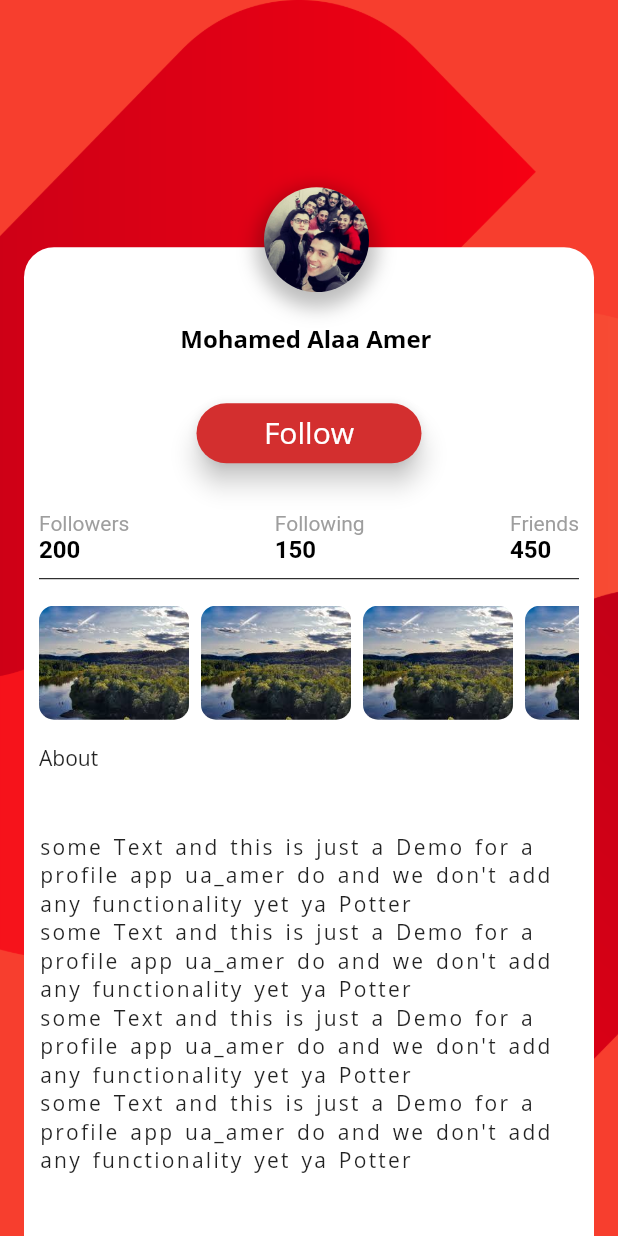
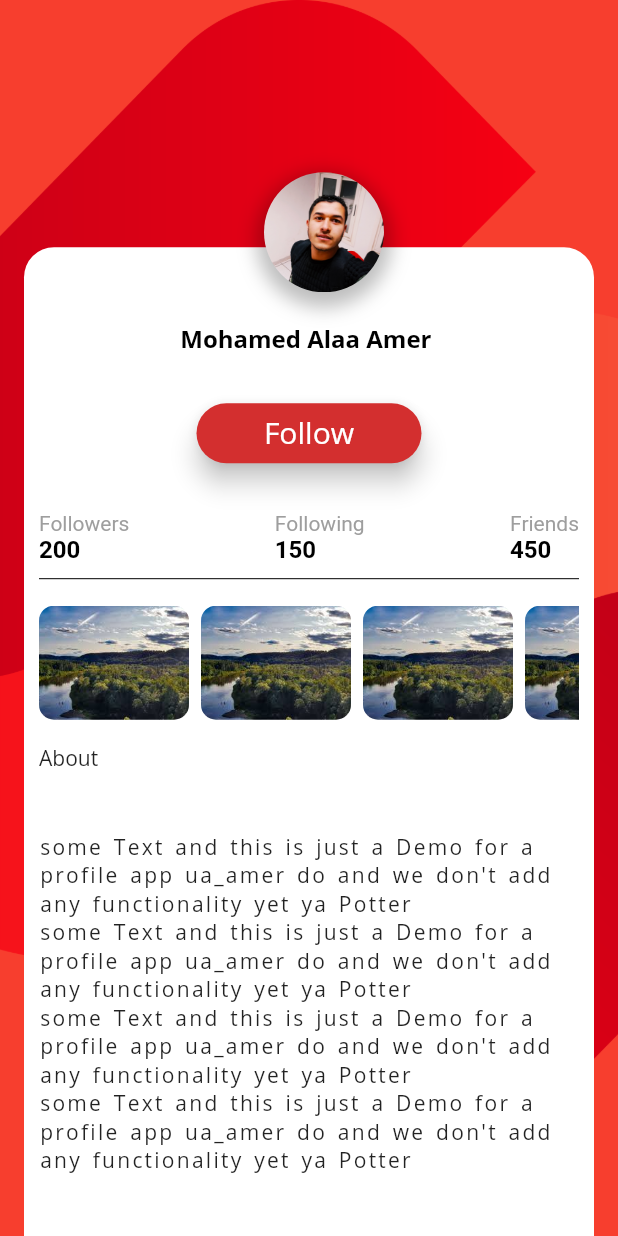
Before and after one commit to Mo-Amer213/profile_app, a Flutter app: the ProfileThree screen opened directly, on a phone screen of 412 x 824 dp. Run offline on Flutter 3.47's test engine with Material 2 defaults, Android fonts, the phone set to English and light mode, and no system bars; our stand-ins replace flutter_custom_clippers, flutter_svg, font_awesome_flutter.

Commit message:
building Profile Four

```diff
--- a/lib/profiles/profile_1/profile_1.dart
+++ b/lib/profiles/profile_1/profile_1.dart
@@ -32,7 +32,6 @@ class _ProfileOneState extends State<ProfileOne> {
       });
     });
   }
-
   @override
   Widget build(BuildContext context) {
     return Theme(
--- a/lib/profiles/profile_3/profile_3.dart
+++ b/lib/profiles/profile_3/profile_3.dart
@@ -2,6 +2,7 @@ import 'package:flutter/material.dart';
 import 'package:profile_app/profiles/profile_1/profile_provider.dart';
 import 'package:profile_app/profiles/profile_3/profile_provider.dart';
 import 'package:profile_app/profiles/profile_3/user.dart';
+import 'package:profile_app/profiles/profile_4/profile_4.dart';
 
 class ProfileThree extends StatefulWidget {
   @override
@@ -10,7 +11,26 @@ class ProfileThree extends StatefulWidget {
 
 class _ProfileThreeState extends State<ProfileThree> {
   Profile profileThree = ProfileProviderThree.getProfile();
+bool visible=false;
+bool visible2=false;
+@override
+  void initState() {
+    super.initState();
+setState(() {
+  Future.delayed(Duration(milliseconds: 500),(){
+    setState(() {
+      visible=true;
+    });
+  }).then( (value){
+    setState(() {
+      Future.delayed(Duration(milliseconds: 100),(){
+        visible2=true;
+      });
+    });
+  } );
+});
 
+  }
   @override
   Widget build(BuildContext context) {
     return Theme(
@@ -39,35 +59,19 @@ class _ProfileThreeState extends State<ProfileThree> {
                         height: 20,
                         color: Colors.black,
                       ),
-                      Container(
-                        width: double.infinity,
-                        height: 100,
-                        child: ListView(
-                          scrollDirection: Axis.horizontal,
-                          children: List.generate(
-                              10,
-                              (index) => Container(
-                                    margin: EdgeInsets.only(bottom: 16,top: 8,right: 8),
-                                    width: 100,
-                                    height: 100,
-                                    decoration: BoxDecoration(
-                                    borderRadius: BorderRadius.all(Radius.circular(10)),
-                                      image: DecorationImage(
-                                          image: ExactAssetImage(
-                                              'assets/images/photo3.jpg'),
-                                          fit: BoxFit.cover),
-                                    ),
-                                  )).toList(),
-                        ),
-                      ),
+                      buildListViewPictures(),
                       Column(crossAxisAlignment: CrossAxisAlignment.start,
                         children: <Widget>[
                           Text('About'),
                           SizedBox(height:40,),
-                          Text("some Text and this is just a Demo for a profile app ua_amer do and we don't add any functionality yet ya Potter\n"
+                          AnimatedOpacity(
+                            duration: Duration(milliseconds: 300),
+                            opacity: visible?1:0,
+                            child: Text("some Text and this is just a Demo for a profile app ua_amer do and we don't add any functionality yet ya Potter\n"
                                 "some Text and this is just a Demo for a profile app ua_amer do and we don't add any functionality yet ya Potter\n"
                                 "some Text and this is just a Demo for a profile app ua_amer do and we don't add any functionality yet ya Potter\n"
-                              "some Text and this is just a Demo for a profile app ua_amer do and we don't add any functionality yet ya Potter\n",style: TextStyle(fontFamily: 'openSan',wordSpacing: 2,letterSpacing: 1.5),)
+                                "some Text and this is just a Demo for a profile app ua_amer do and we don't add any functionality yet ya Potter\n",style: TextStyle(fontFamily: 'openSan',wordSpacing: 2,letterSpacing: 1.5),),
+                          )
                         ],
                       )
                     ],
@@ -82,16 +86,60 @@ class _ProfileThreeState extends State<ProfileThree> {
                 ),
               ),
             ),
-            Positioned(
-                top: MediaQuery.of(context).size.height*0.2-40,
+            buildCircularAvatarContainerProfile3(context),
+          ],
+        ),
+      ),
+    );
+  }
+
+  Widget buildListViewPictures() {
+    return Container(
+                      width: double.infinity,
+                      height: 100,
+                      child: ListView(
+                        scrollDirection: Axis.horizontal,
+                        children: List.generate(
+                            10,
+                            (index) => AnimatedContainer(
+                              curve: Curves.bounceOut,
+                              duration: Duration(milliseconds: 400),
+                                  margin: EdgeInsets.only(bottom: 16,top: 8,right: 8),
+                                  width: 100,
+                                  height: 100,
+                                  decoration: BoxDecoration(
+                                  borderRadius: BorderRadius.all(Radius.circular(10)),
+                                    image: DecorationImage(
+                                        image: ExactAssetImage(
+                                            'assets/images/photo3.jpg'),
+                                        fit: BoxFit.cover),
+                                  ),
+                                )).toList(),
+                      ),
+                    );
+  }
+
+  Widget buildCircularAvatarContainerProfile3(BuildContext context) {
+    double firstPosition=MediaQuery.of(context).size.height*0.2;
+    double secondPosition=MediaQuery.of(context).size.height*0.2-50;
+
+    return AnimatedPositioned(
+              duration: Duration(milliseconds: 200),
+              top: visible?secondPosition:firstPosition,
               left: MediaQuery.of(context).size.width / 2 - 30,
 //              right: MediaQuery.of(context).size.width/2-50,
+              child: GestureDetector(
+                onTap: (){
+                  Navigator.push(context, MaterialPageRoute(builder: (context){
+                    return ProfileFour();
+                  }));
+                },
                 child: Container(
-                  height: 70,
-                  width: 70,
+                  height: 80,
+                  width: 80,
                   decoration: BoxDecoration(
                       image: DecorationImage(
-                          image: ExactAssetImage('assets/images/photo1.jpg'),
+                          image: ExactAssetImage('assets/images/photo2.jpg'),
                           fit: BoxFit.cover),
                       shape: BoxShape.circle,
                       boxShadow: [
@@ -104,15 +152,14 @@ class _ProfileThreeState extends State<ProfileThree> {
 //                child: CircleAvatar(
 //                  radius: 35,
 //                  backgroundImage: AssetImage('assets/images/photo2.jpg',),),
-                )),
-          ],
                 ),
-      ),
-    );
+              ));
   }
 
-  Container buildBackgroundContainerProfile3(BuildContext context) {
-    return Container(
+  Widget buildBackgroundContainerProfile3(BuildContext context) {
+    return AnimatedContainer(
+      duration: Duration(milliseconds: 200),
+            curve: Curves.bounceOut,
             height: MediaQuery.of(context).size.height,
             width: MediaQuery.of(context).size.width,
             decoration: BoxDecoration(
@@ -174,23 +221,29 @@ class _ProfileThreeState extends State<ProfileThree> {
     );
   }
 
-  Text buildProfileName() {
-    return Text(
+  Widget buildProfileName() {
+    return AnimatedOpacity(
+     duration: Duration(milliseconds: 200),
+      opacity: visible?1:0,
+      child: Text(
         profileThree.user.name,
         style: TextStyle(
             color: Colors.black,
             fontFamily: 'openSan',
-          fontSize: 16,
+            fontSize: visible?16:8,
             fontWeight: FontWeight.bold),
+      ),
     );
   }
 
   Widget buildFollowBtn() {
-    return Padding(
-      padding: const EdgeInsets.symmetric(vertical: 32),
+
+    return AnimatedPadding(
+      duration: Duration(milliseconds: 500),
+      padding: visible?const EdgeInsets.symmetric(vertical: 32):const EdgeInsets.symmetric(vertical:8),
       child: SizedBox(
         width: 150,
-        height: 40,
+        height:40,
         child: RaisedButton(
           elevation: 7,
           shape: RoundedRectangleBorder(
--- /dev/null
+++ b/lib/profiles/profile_4/user.dart
@@ -0,0 +1,11 @@
+import 'package:flutter/material.dart';
+class User {
+  String name, address, about,photography;
+  User({this.name,this.address,this.about,this.photography});
+}
+
+class Profile{
+  User user;
+  int follower,following,friends;
+  Profile({this.user,this.follower,this.following,this.friends});
+}
```
Also changed, not shown: lib/profiles/profile_4/profile_4.dart (added, +208 -0 lines), lib/profiles/profile_4/profile_provider.dart (added, +19 -0 lines). Lines whose indentation alone changed are shown as unchanged.
